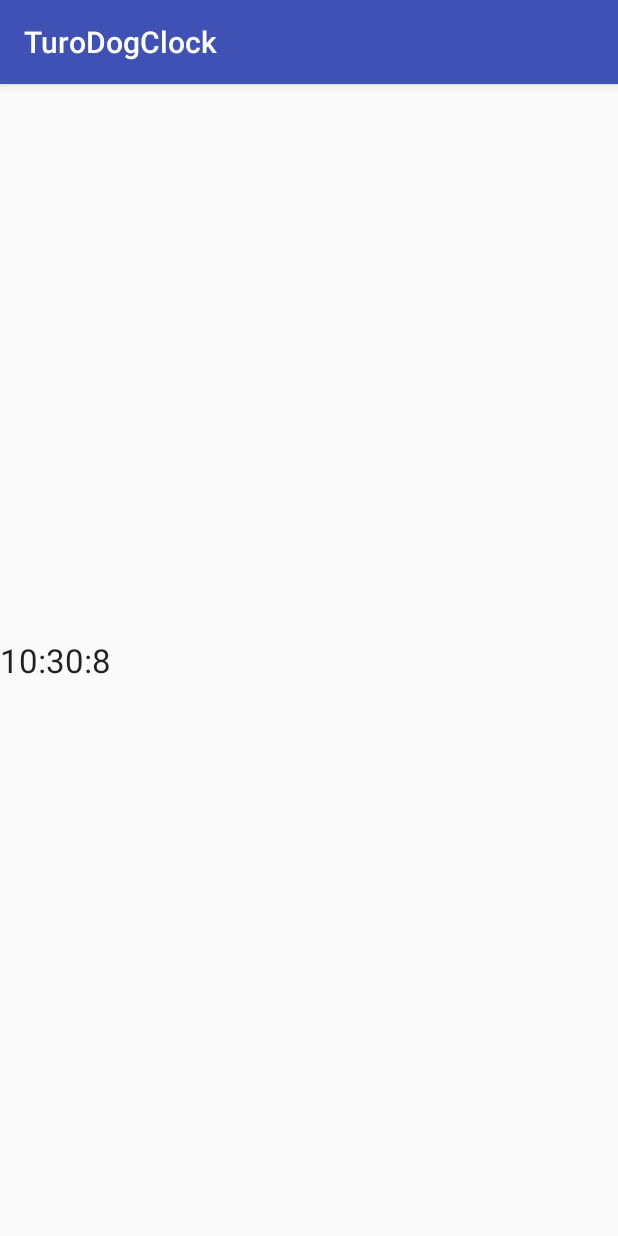
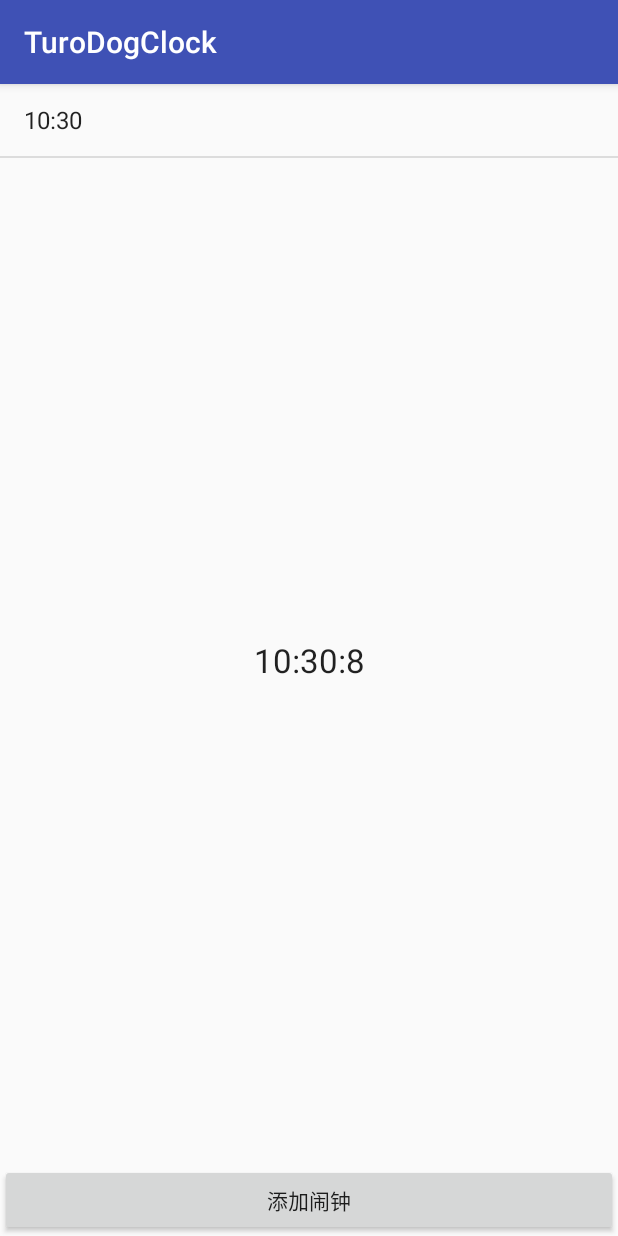
Before and after one commit to fengchaohua/turoDogClock, an Android app: the screen it shows after launch (MainActivity), on a phone screen of 412 x 824 dp. Run offline under Robolectric (Android 15) with nearby library versions, the phone set to English and light mode, and no system bars.

Commit message:
Step3: 实现Android闹钟列表

```diff
--- /dev/null
+++ b/app/src/main/java/com/turo/turodogclock/AlarmView.java
@@ -0,0 +1,86 @@
+package com.turo.turodogclock;
+
+import android.content.Context;
+import android.util.AttributeSet;
+import android.view.View;
+import android.widget.ArrayAdapter;
+import android.widget.Button;
+import android.widget.LinearLayout;
+import android.widget.ListView;
+
+import java.util.Date;
+
+/**
+ * Created by YQ950209 on 2016/9/12.
+ */
+public class AlarmView extends LinearLayout{
+
+    private Button btnAddAlarm;
+    private ListView lvAlarmlist;
+    private ArrayAdapter<AlarmData> adapter;
+
+    public AlarmView(Context context) {
+        super(context);
+    }
+
+    public AlarmView(Context context, AttributeSet attrs) {
+        super(context, attrs);
+    }
+
+    public AlarmView(Context context, AttributeSet attrs, int defStyleAttr) {
+        super(context, attrs, defStyleAttr);
+    }
+
+        @Override
+        protected void onFinishInflate() {
+            super.onFinishInflate();
+
+            btnAddAlarm = (Button) findViewById(R.id.btnAddAlarm);
+            lvAlarmlist = (ListView) findViewById(R.id.lvAlarmList);
+
+            adapter = new ArrayAdapter<AlarmView.AlarmData>(getContext(), android.R.layout.simple_list_item_1);
+            lvAlarmlist.setAdapter(adapter);
+
+            adapter.add(new AlarmData(System.currentTimeMillis()));
+
+            btnAddAlarm.setOnClickListener(new OnClickListener() {
+                @Override
+                public void onClick(View v) {
+                    addAlarm();
+                }
+            });
+
+        }
+
+    private void addAlarm(){
+        //TODO
+    }
+
+    private static class AlarmData{
+
+        private Date date;
+        private String timeLabel = "";
+        private long time = 0;
+
+        public AlarmData(long time){
+            this.time = time;
+
+            date = new Date(time);
+            timeLabel = date.getHours()+":"+date.getMinutes();
+        }
+
+        public long getTime(){
+            return time;
+        }
+
+        public String getTimeLabel(){
+            return timeLabel;
+        }
+
+        @Override
+        public String toString() {
+            return getTimeLabel();
+        }
+    }
+
+}
--- a/app/src/main/res/layout/activity_main.xml
+++ b/app/src/main/res/layout/activity_main.xml
@@ -41,11 +41,25 @@
 
                 </com.turo.turodogclock.TimeView>
 
-                <LinearLayout
+                <com.turo.turodogclock.AlarmView
                     android:id="@+id/tabAlarm"
                     android:layout_width="match_parent"
                     android:layout_height="match_parent"
-                    android:orientation="vertical"></LinearLayout>
+                    android:orientation="vertical">
+
+                    <ListView
+                        android:layout_width="match_parent"
+                        android:layout_height="0dp"
+                        android:id="@+id/lvAlarmList"
+                        android:layout_weight="1"></ListView>
+
+                    <Button
+                        android:id="@+id/btnAddAlarm"
+                        android:layout_width="match_parent"
+                        android:layout_height="wrap_content"
+                        android:text="@string/addAlarm"/>
+
+                </com.turo.turodogclock.AlarmView>
 
                 <LinearLayout
                     android:id="@+id/tabTimer"
--- a/app/src/main/res/values/strings.xml
+++ b/app/src/main/res/values/strings.xml
@@ -1,3 +1,4 @@
 <resources>
     <string name="app_name">TuroDogClock</string>
+    <string name="addAlarm">添加闹钟</string>
 </resources>
```
